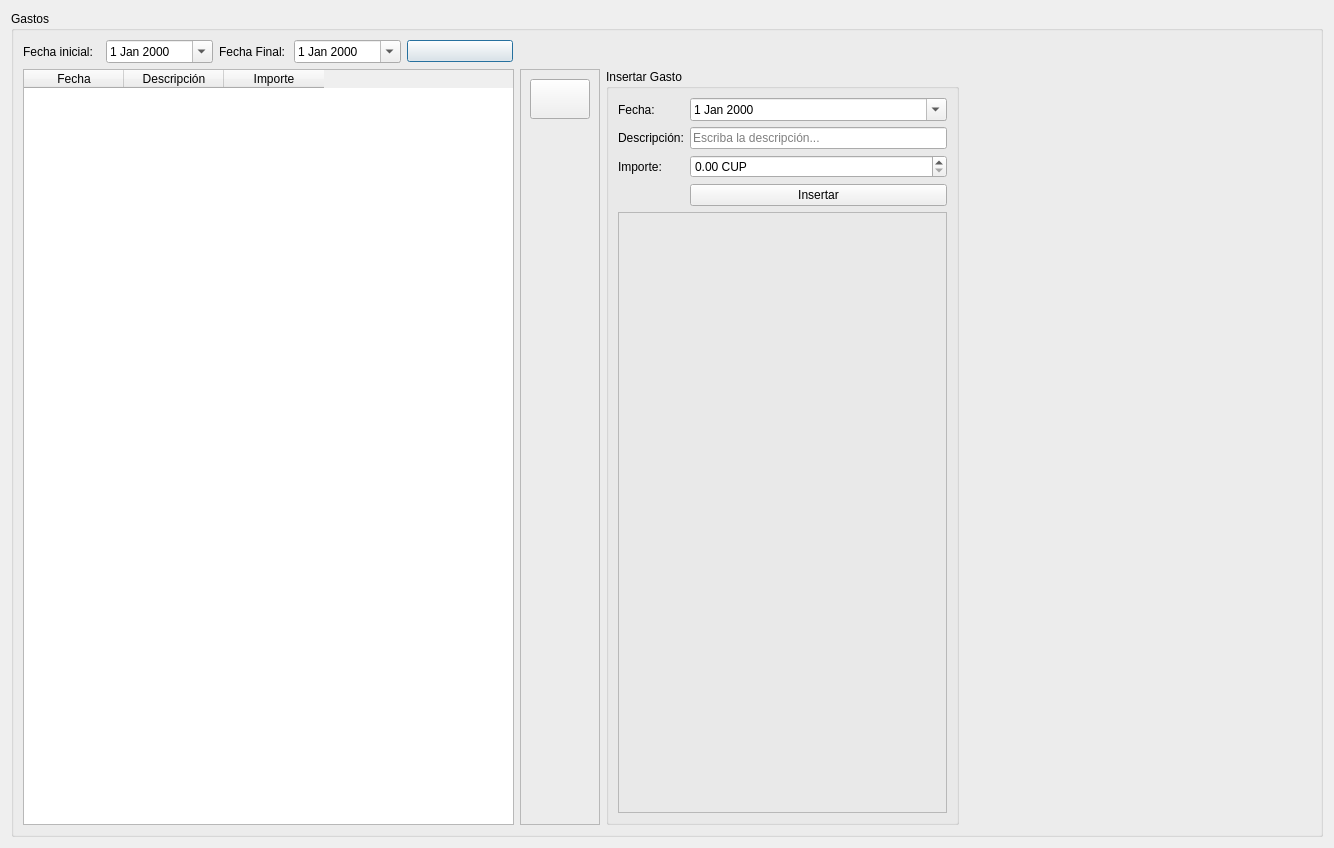
yordanlp/RumbaBurger, file RumbaBurger/form_gastos.ui: the form before one commit.
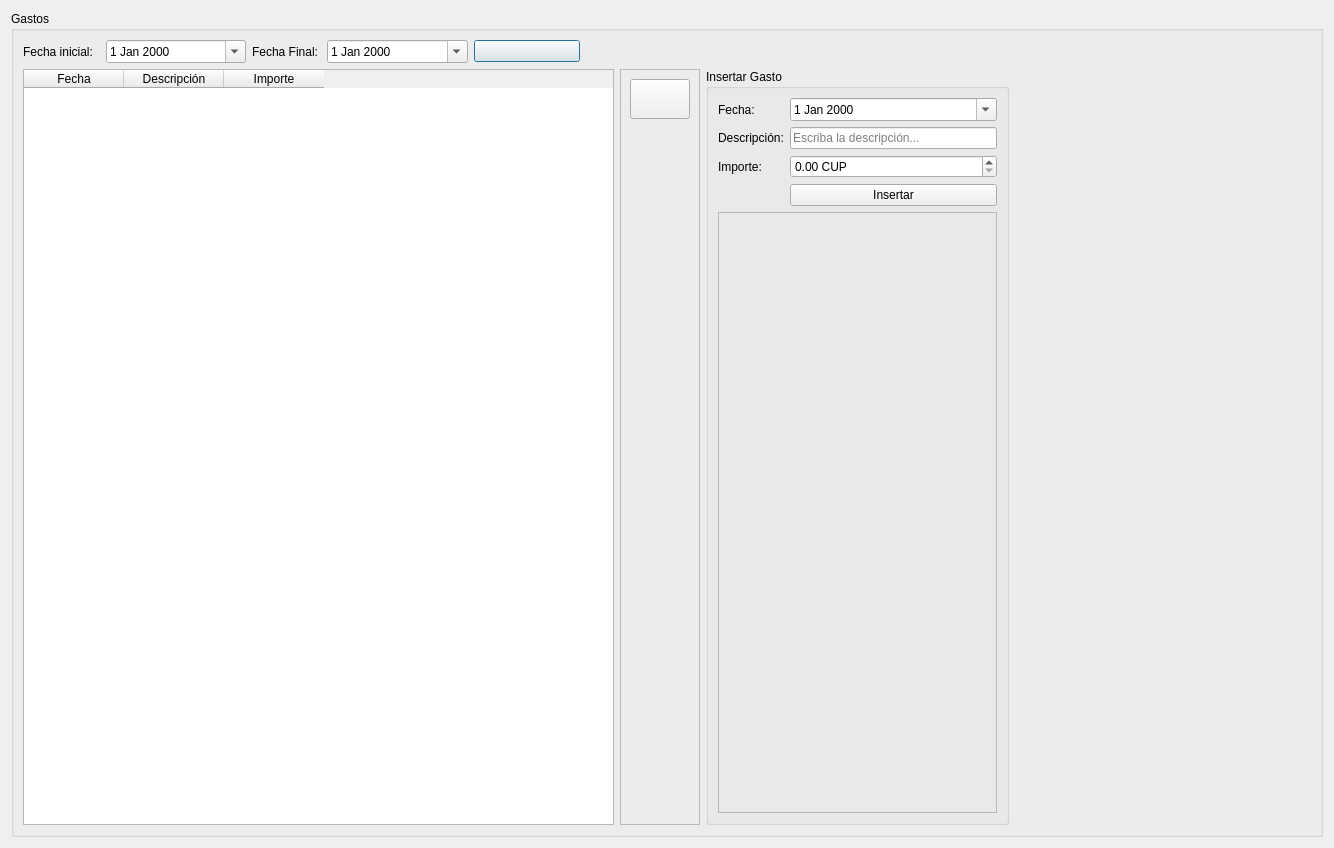
The form after the commit. Icons and pictures are not drawn.

What changed in the file:
```diff
--- a/RumbaBurger/form_gastos.ui
+++ b/RumbaBurger/form_gastos.ui
@@ -93,7 +93,7 @@
        <widget class="QTableWidget" name="tw_gastos">
         <property name="minimumSize">
          <size>
-          <width>491</width>
+          <width>591</width>
           <height>0</height>
          </size>
         </property>
```
